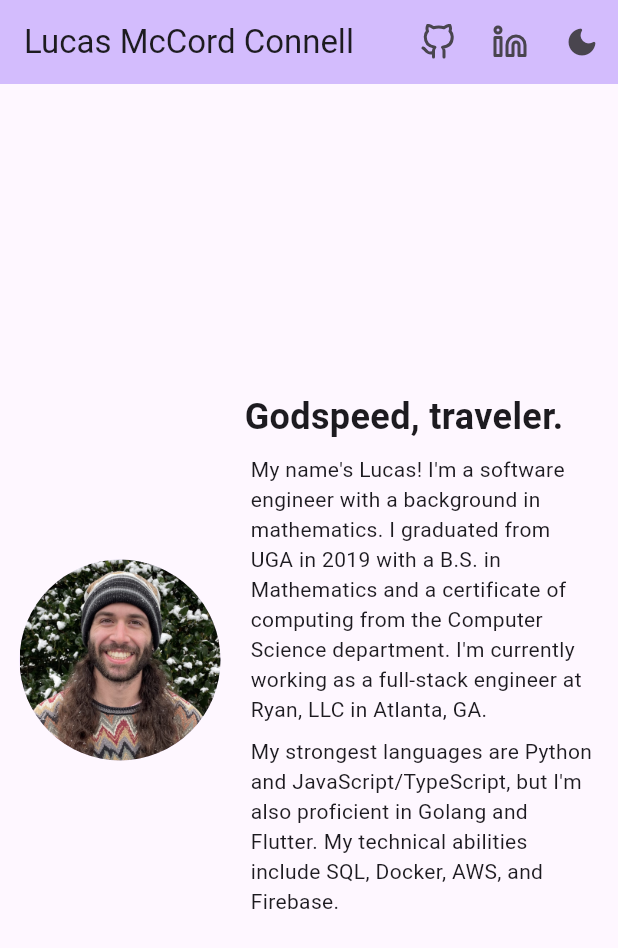
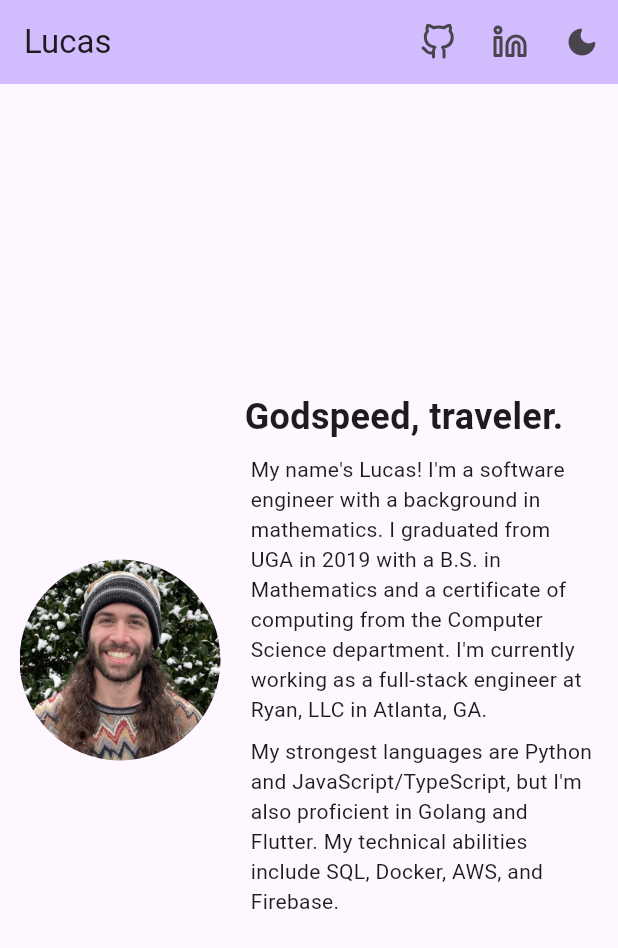
Before and after one commit to lucasconnellm/lucasconnellm.github.io, a Flutter app: the screen it shows after launch, on a phone screen of 412 x 824 dp. Shown: the top 948 px of the screen. Run offline on Flutter 3.47's test engine with Material 2 defaults, Android fonts, the phone set to English and light mode, and no system bars; our stand-ins replace feather_icons.

Commit message:
Shorten header to feel more natural on mobile

```diff
--- a/lib/main.dart
+++ b/lib/main.dart
@@ -47,7 +47,7 @@ class MyAppState extends State<MyApp> {
         useMaterial3: true,
       ),
       themeMode: currentTheme,
-      home: const MyHomePage(title: 'Lucas McCord Connell'),
+      home: const MyHomePage(title: 'Lucas'),
       debugShowCheckedModeBanner: false,
     );
   }
```
